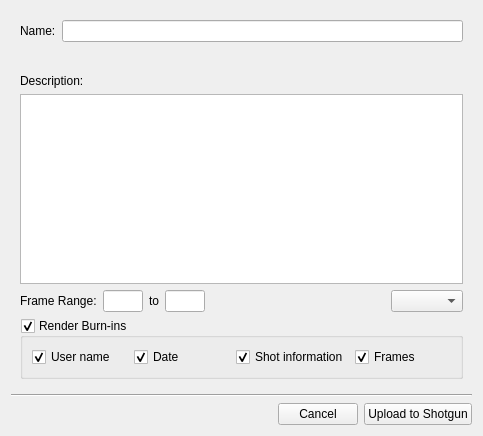
Above: resources/dialog.ui from ambassadors-studio/tk-nuke-quickreview before the change. Below: the same form after it.
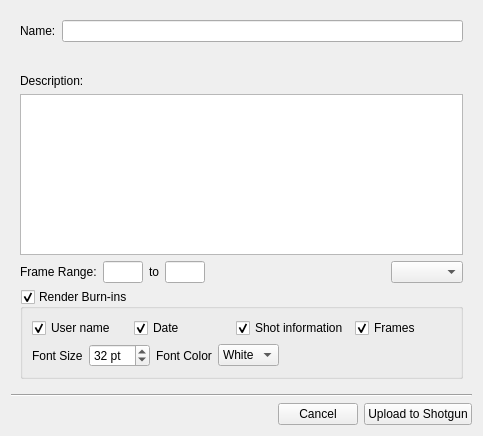
That is the form after the change. Icons and pictures are not drawn. Custom widgets are drawn as their Qt base class.

Commit message: Added font options and tweaked exported filename.

Patch:
```diff
--- a/resources/dialog.ui
+++ b/resources/dialog.ui
@@ -117,18 +117,10 @@
          <property name="checkable">
           <bool>true</bool>
          </property>
-         <layout class="QGridLayout" name="gridLayout_2">
-          <item row="0" column="1">
-           <widget class="QCheckBox" name="date_checkbox">
-            <property name="text">
-             <string>Date</string>
-            </property>
-            <property name="checked">
-             <bool>true</bool>
-            </property>
-           </widget>
-          </item>
-          <item row="0" column="0">
+         <layout class="QVBoxLayout" name="verticalLayout_2">
+          <item>
+           <layout class="QHBoxLayout" name="horizontalLayout_5">
+            <item>
            <widget class="QCheckBox" name="username_checkbox">
             <property name="text">
              <string>User name</string>
@@ -138,7 +130,17 @@
             </property>
            </widget>
           </item>
-          <item row="0" column="2">
+            <item>
+             <widget class="QCheckBox" name="date_checkbox">
+              <property name="text">
+               <string>Date</string>
+              </property>
+              <property name="checked">
+               <bool>true</bool>
+              </property>
+             </widget>
+            </item>
+            <item>
            <widget class="QCheckBox" name="shotinfo_checkbox">
             <property name="text">
              <string>Shot information</string>
@@ -148,7 +150,7 @@
             </property>
            </widget>
           </item>
-          <item row="0" column="3">
+            <item>
            <widget class="QCheckBox" name="frames_checkbox">
             <property name="text">
              <string>Frames</string>
@@ -157,6 +159,81 @@
              <bool>true</bool>
             </property>
            </widget>
+            </item>
+           </layout>
+          </item>
+          <item>
+           <layout class="QHBoxLayout" name="horizontalLayout_6">
+            <item>
+             <widget class="QLabel" name="label">
+              <property name="sizePolicy">
+               <sizepolicy hsizetype="Maximum" vsizetype="Preferred">
+                <horstretch>0</horstretch>
+                <verstretch>0</verstretch>
+               </sizepolicy>
+              </property>
+              <property name="text">
+               <string>Font Size</string>
+              </property>
+             </widget>
+            </item>
+            <item>
+             <widget class="QSpinBox" name="fontsize_spinbox">
+              <property name="suffix">
+               <string> pt</string>
+              </property>
+              <property name="minimum">
+               <number>18</number>
+              </property>
+              <property name="maximum">
+               <number>100</number>
+              </property>
+              <property name="value">
+               <number>32</number>
+              </property>
+             </widget>
+            </item>
+            <item>
+             <widget class="QLabel" name="label_2">
+              <property name="sizePolicy">
+               <sizepolicy hsizetype="Maximum" vsizetype="Preferred">
+                <horstretch>0</horstretch>
+                <verstretch>0</verstretch>
+               </sizepolicy>
+              </property>
+              <property name="text">
+               <string>Font Color</string>
+              </property>
+             </widget>
+            </item>
+            <item>
+             <widget class="QComboBox" name="fontcolor_combobox">
+              <item>
+               <property name="text">
+                <string>White</string>
+               </property>
+              </item>
+              <item>
+               <property name="text">
+                <string>Black</string>
+               </property>
+              </item>
+             </widget>
+            </item>
+            <item>
+             <spacer name="horizontalSpacer_5">
+              <property name="orientation">
+               <enum>Qt::Horizontal</enum>
+              </property>
+              <property name="sizeHint" stdset="0">
+               <size>
+                <width>40</width>
+                <height>20</height>
+               </size>
+              </property>
+             </spacer>
+            </item>
+           </layout>
           </item>
          </layout>
         </widget>
```
Lines whose indentation alone changed are shown as unchanged. The commit also changes 5 other files.
